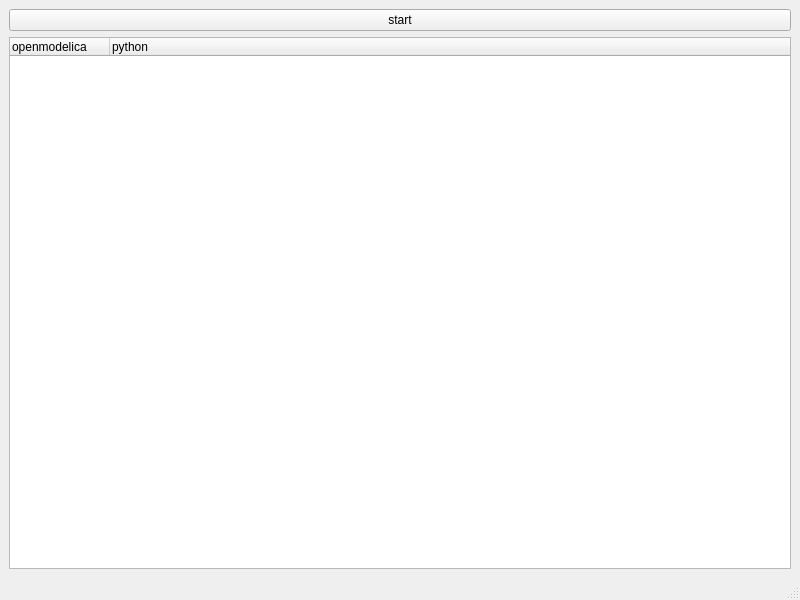
Qt form src/ui/mainwindow.ui (ijknabla/OpenModelicaPython3Image) before a commit.
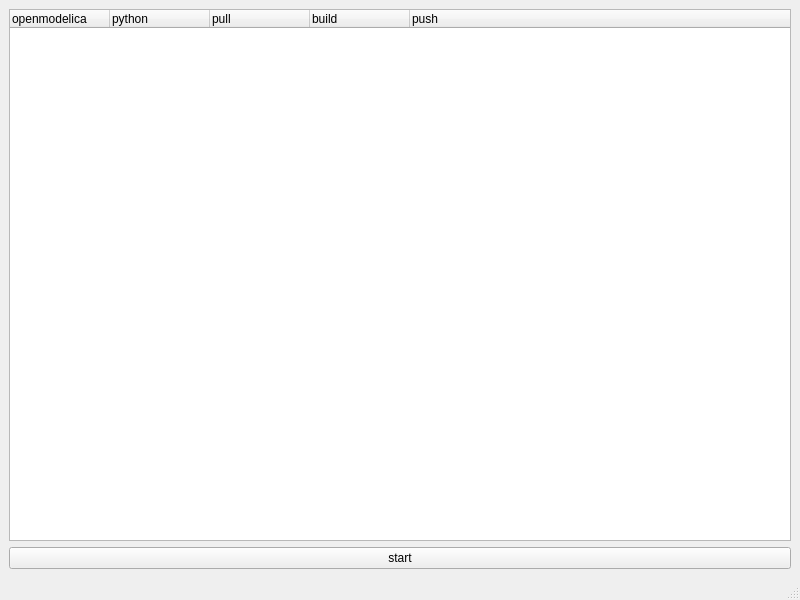
The same form after that commit.

Patch:
```diff
--- a/src/ui/mainwindow.ui
+++ b/src/ui/mainwindow.ui
@@ -15,13 +15,6 @@
   </property>
   <widget class="QWidget" name="centralwidget">
    <layout class="QVBoxLayout" name="verticalLayout">
-    <item>
-     <widget class="QPushButton" name="startButton">
-      <property name="text">
-       <string>start</string>
-      </property>
-     </widget>
-    </item>
     <item>
      <widget class="QTreeWidget" name="treeWidget">
       <column>
@@ -34,6 +27,28 @@
         <string>python</string>
        </property>
       </column>
+      <column>
+       <property name="text">
+        <string>pull</string>
+       </property>
+      </column>
+      <column>
+       <property name="text">
+        <string>build</string>
+       </property>
+      </column>
+      <column>
+       <property name="text">
+        <string>push</string>
+       </property>
+      </column>
+     </widget>
+    </item>
+    <item>
+     <widget class="QPushButton" name="startButton">
+      <property name="text">
+       <string>start</string>
+      </property>
      </widget>
     </item>
    </layout>
```
